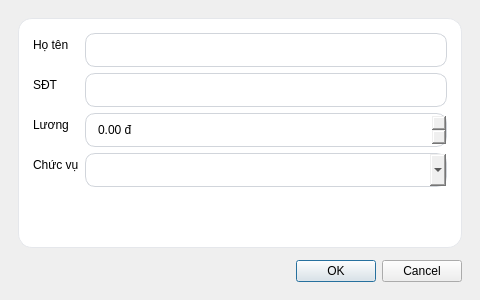
Qt form app/ui/dialog_employee.ui (thaieaut-engineer/Cong-nghe-phan-mem) before a commit.
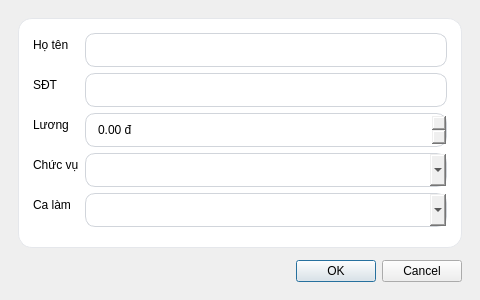
The same form after that commit.

Diff of the .ui file:
```diff
--- a/app/ui/dialog_employee.ui
+++ b/app/ui/dialog_employee.ui
@@ -92,6 +92,16 @@
       <item row="3" column="1">
        <widget class="QComboBox" name="comboRole"/>
       </item>
+      <item row="4" column="0">
+       <widget class="QLabel" name="labelShift">
+        <property name="text">
+         <string>Ca làm</string>
+        </property>
+       </widget>
+      </item>
+      <item row="4" column="1">
+       <widget class="QComboBox" name="comboShift"/>
+      </item>
      </layout>
     </widget>
    </item>
```
